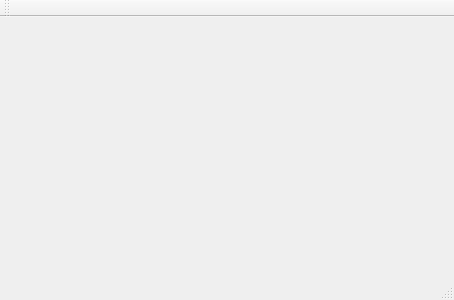
dmushynska/uamp, file app/generalwindow.ui: the form before one commit.
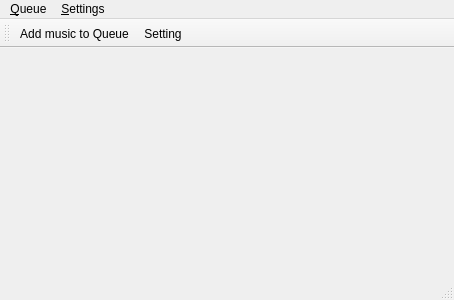
The form after the commit.

Commit message: add new music Queue, delete music, add window seting

```diff
--- a/app/generalwindow.ui
+++ b/app/generalwindow.ui
@@ -33,6 +33,20 @@
      <height>22</height>
     </rect>
    </property>
+   <widget class="QMenu" name="menu_Queue">
+    <property name="title">
+     <string>&amp;Queue</string>
+    </property>
+    <addaction name="action_Add_music_to_Queue"/>
+   </widget>
+   <widget class="QMenu" name="menu_Settings">
+    <property name="title">
+     <string>&amp;Settings</string>
+    </property>
+    <addaction name="action_Setting"/>
+   </widget>
+   <addaction name="menu_Queue"/>
+   <addaction name="menu_Settings"/>
   </widget>
   <widget class="QToolBar" name="mainToolBar">
    <attribute name="toolBarArea">
@@ -41,8 +55,20 @@
    <attribute name="toolBarBreak">
     <bool>false</bool>
    </attribute>
+   <addaction name="action_Add_music_to_Queue"/>
+   <addaction name="action_Setting"/>
   </widget>
   <widget class="QStatusBar" name="statusBar"/>
+  <action name="action_Add_music_to_Queue">
+   <property name="text">
+    <string>&amp;Add music to Queue</string>
+   </property>
+  </action>
+  <action name="action_Setting">
+   <property name="text">
+    <string>&amp;Setting</string>
+   </property>
+  </action>
  </widget>
  <layoutdefault spacing="6" margin="11"/>
  <resources/>
```
The commit also changes 18 other files.
